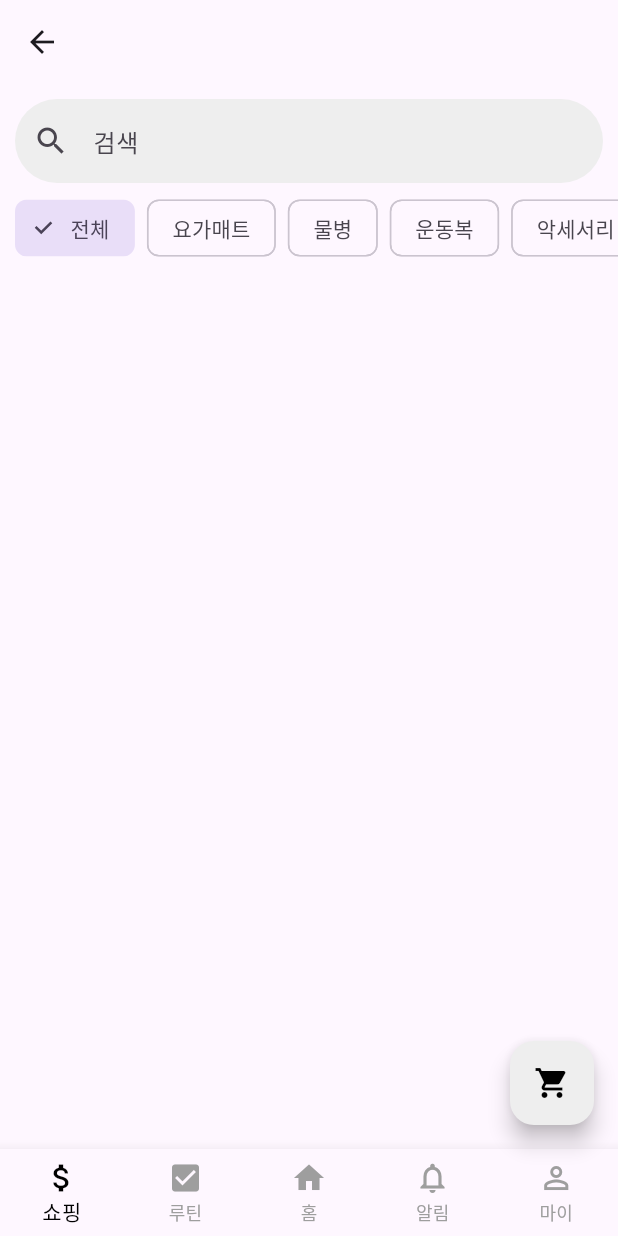
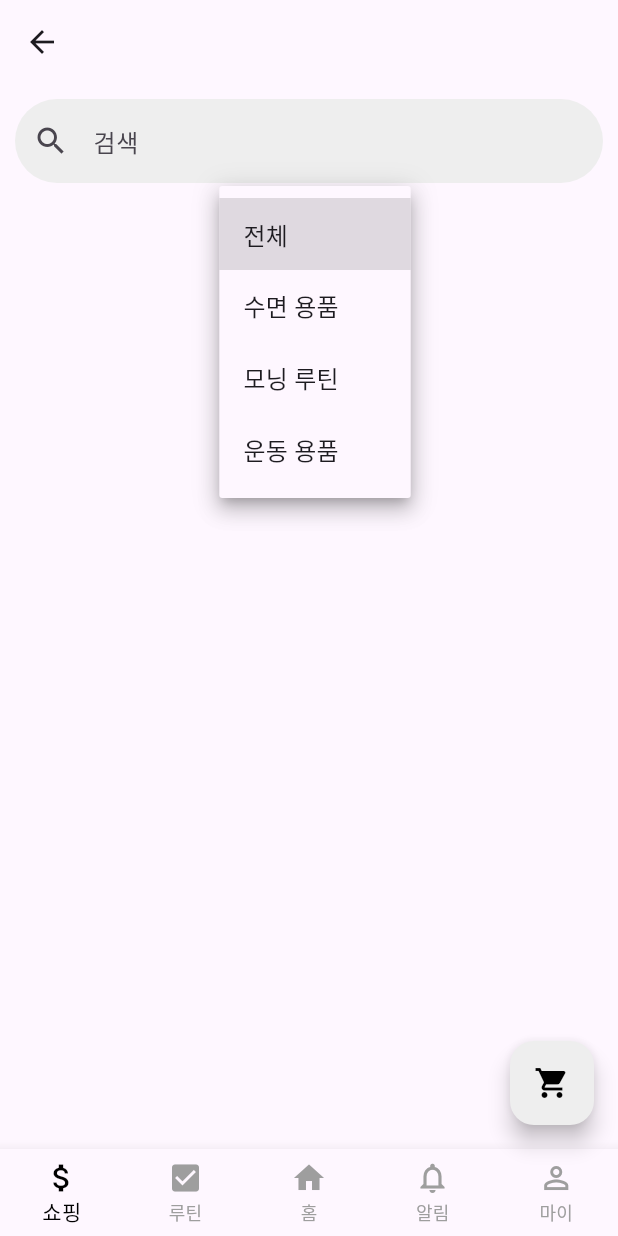
Before and after one commit to Yeonju02/flutter_project, a Flutter app: the ShopMainPage screen opened directly, after a tap on "전체", on a phone screen of 412 x 824 dp. Run offline on Flutter 3.47's test engine with Material 3 defaults, Android fonts, the phone set to English and light mode, and no system bars; our stand-ins replace cloud_firestore, firebase_auth, firebase_core, firebase_storage, fluttertoast, image_picker; accounts and stored records are empty.

Commit message:
25.06.11 merge 하기 위해

```diff
--- a/lib/shop/shop_main.dart
+++ b/lib/shop/shop_main.dart
@@ -1,23 +1,30 @@
 import 'package:flutter/material.dart';
 import 'package:cloud_firestore/cloud_firestore.dart';
-import 'package:routinelogapp/shop/product_detail.dart';
 import 'package:intl/intl.dart';
-
 import 'cart.dart';
+import 'product_detail.dart';
 
 class ShopMainPage extends StatefulWidget {
   const ShopMainPage({super.key});
-
   @override
   State<ShopMainPage> createState() => _ShopMainPageState();
 }
 
 class _ShopMainPageState extends State<ShopMainPage> {
-  String selectedCategory = '전체';
+  String selectedMainCategory = '전체';
+  String selectedSubCategory = '';
   String searchText = '';
 
+  // 예시 카테고리 맵
+  final Map<String, List<String>> categoryMap = {
+    '전체': [],
+    '수면 용품': ['수면 안대', '숙면베개', '무드등'],
+    '모닝 루틴': ['모닝 저널', '아로마오일'],
+    '운동 용품': ['요가매트', '물병', '운동복'],
+  };
+
   void _addToCart(Map<String, dynamic> product) async {
-    const userId = 'cyj32148'; // 예시 (로그인 시 받아온 사용자 ID로 대체)
+    const userId = 'cyj32148';
     final cartRef = FirebaseFirestore.instance
         .collection('users')
         .doc(userId)
@@ -64,26 +71,56 @@ class _ShopMainPageState extends State<ShopMainPage> {
             ),
           ),
 
-          // 카테고리 필터
-          SizedBox(
-            height: 40,
-            child: ListView(
-              scrollDirection: Axis.horizontal,
-              padding: const EdgeInsets.symmetric(horizontal: 10),
-              children: ['전체', '요가매트', '물병', '운동복', '악세서리']
-                  .map((category) => Padding(
-                padding: const EdgeInsets.only(right: 8.0),
-                child: ChoiceChip(
-                  label: Text(category),
-                  selected: selectedCategory == category,
-                  onSelected: (_) {
+          // 메인/서브 카테고리 선택
+          Padding(
+            padding: const EdgeInsets.symmetric(horizontal: 10),
+            child: Column(
+              crossAxisAlignment: CrossAxisAlignment.start,
+              children: [
+                // 메인 카테고리 Dropdown
+                DropdownButton<String>(
+                  value: selectedMainCategory,
+                  items: categoryMap.keys.map((main) {
+                    return DropdownMenuItem(
+                      value: main,
+                      child: Text(main),
+                    );
+                  }).toList(),
+                  onChanged: (value) {
                     setState(() {
-                      selectedCategory = category;
+                      selectedMainCategory = value!;
+                      selectedSubCategory = '';
                     });
                   },
                 ),
-              ))
-                  .toList(),
+
+                // 하위 카테고리 버튼
+                if (selectedMainCategory != '전체' && categoryMap[selectedMainCategory]!.isNotEmpty)
+                  SizedBox(
+                    height: 40,
+                    child: ListView(
+                      scrollDirection: Axis.horizontal,
+                      children: categoryMap[selectedMainCategory]!.map((sub) {
+                        final isSelected = selectedSubCategory == sub;
+                        return Padding(
+                          padding: const EdgeInsets.only(right: 8.0),
+                          child: ElevatedButton(
+                            onPressed: () {
+                              setState(() {
+                                selectedSubCategory = sub;
+                              });
+                            },
+                            style: ElevatedButton.styleFrom(
+                              backgroundColor: isSelected ? Colors.black : Colors.grey[300],
+                              foregroundColor: isSelected ? Colors.white : Colors.black,
+                            ),
+                            child: Text(sub),
+                          ),
+                        );
+                      }).toList(),
+                    ),
+                  ),
+              ],
             ),
           ),
 
@@ -102,10 +139,15 @@ class _ShopMainPageState extends State<ShopMainPage> {
                 var products = snapshot.data!.docs.where((doc) {
                   final data = doc.data() as Map<String, dynamic>;
                   final name = data['productName']?.toString() ?? '';
-                  final category = data['productCategory']?.toString() ?? '';
-                  final matchesCategory = selectedCategory == '전체' || category == selectedCategory;
+                  final category = data['productCategory'] ?? {};
+                  final main = category['main'] ?? '';
+                  final sub = category['sub'] ?? '';
+
+                  final matchesMain = selectedMainCategory == '전체' || main == selectedMainCategory;
+                  final matchesSub = selectedSubCategory.isEmpty || sub == selectedSubCategory;
                   final matchesSearch = name.contains(searchText);
-                  return matchesCategory && matchesSearch;
+
+                  return matchesMain && matchesSub && matchesSearch;
                 }).toList();
 
                 return GridView.builder(
@@ -136,15 +178,16 @@ class _ShopMainPageState extends State<ShopMainPage> {
           ),
         ],
       ),
+
+      // 장바구니 버튼
       floatingActionButton: StreamBuilder<QuerySnapshot>(
         stream: FirebaseFirestore.instance
             .collection('users')
-            .doc('cyj32148') // 실제 로그인 유저 ID로 변경 가능
+            .doc('cyj32148')
             .collection('cart')
             .snapshots(),
         builder: (context, snapshot) {
           int cartCount = snapshot.data?.docs.length ?? 0;
-
           return Stack(
             alignment: Alignment.topRight,
             children: [
@@ -152,9 +195,7 @@ class _ShopMainPageState extends State<ShopMainPage> {
                 onPressed: () {
                   Navigator.push(
                     context,
-                    MaterialPageRoute(
-                      builder: (context) => CartPage(userId: 'cyj32148'),
-                    ),
+                    MaterialPageRoute(builder: (context) => CartPage(userId: 'cyj32148')),
                   );
                 },
                 backgroundColor: Colors.grey[200],
@@ -166,18 +207,10 @@ class _ShopMainPageState extends State<ShopMainPage> {
                   top: 0,
                   child: Container(
                     padding: const EdgeInsets.all(4),
-                    decoration: const BoxDecoration(
-                      color: Colors.red,
-                      shape: BoxShape.circle,
-                    ),
-                    constraints: const BoxConstraints(minWidth: 20, minHeight: 20),
+                    decoration: const BoxDecoration(color: Colors.red, shape: BoxShape.circle),
                     child: Text(
                       '$cartCount',
-                      style: const TextStyle(
-                        color: Colors.white,
-                        fontSize: 12,
-                      ),
-                      textAlign: TextAlign.center,
+                      style: const TextStyle(color: Colors.white, fontSize: 12),
                     ),
                   ),
                 ),
@@ -185,14 +218,13 @@ class _ShopMainPageState extends State<ShopMainPage> {
           );
         },
       ),
+
+      // 하단 네비게이션 바
       bottomNavigationBar: BottomNavigationBar(
         type: BottomNavigationBarType.fixed,
         selectedItemColor: Colors.black,
         unselectedItemColor: Colors.grey,
         currentIndex: 0,
-        onTap: (index) {
-          // 필요 시 페이지 이동 로직 추가
-        },
         items: const [
           BottomNavigationBarItem(icon: Icon(Icons.attach_money), label: '쇼핑'),
           BottomNavigationBarItem(icon: Icon(Icons.check_box), label: '루틴'),
@@ -200,10 +232,14 @@ class _ShopMainPageState extends State<ShopMainPage> {
           BottomNavigationBarItem(icon: Icon(Icons.notifications_none), label: '알림'),
           BottomNavigationBarItem(icon: Icon(Icons.person_outline), label: '마이'),
         ],
+        onTap: (index) {
+          // 필요시 화면 이동 추가
+        },
       ),
     );
   }
 }
+
 
 class ProductCard extends StatefulWidget {
   final Map<String, dynamic> data;
```
Also changed, not shown: lib/main/main_page.dart (+0 -10 lines), lib/shop/payment.dart (added, +122 -0 lines), pubspec.yaml (+7 -0 lines), pubspec.lock.
